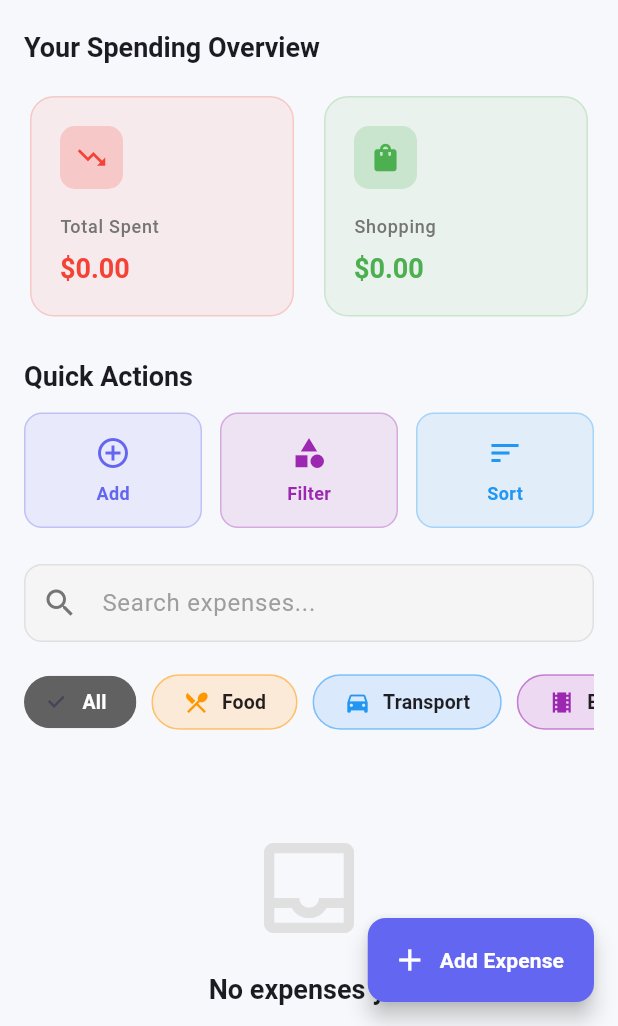
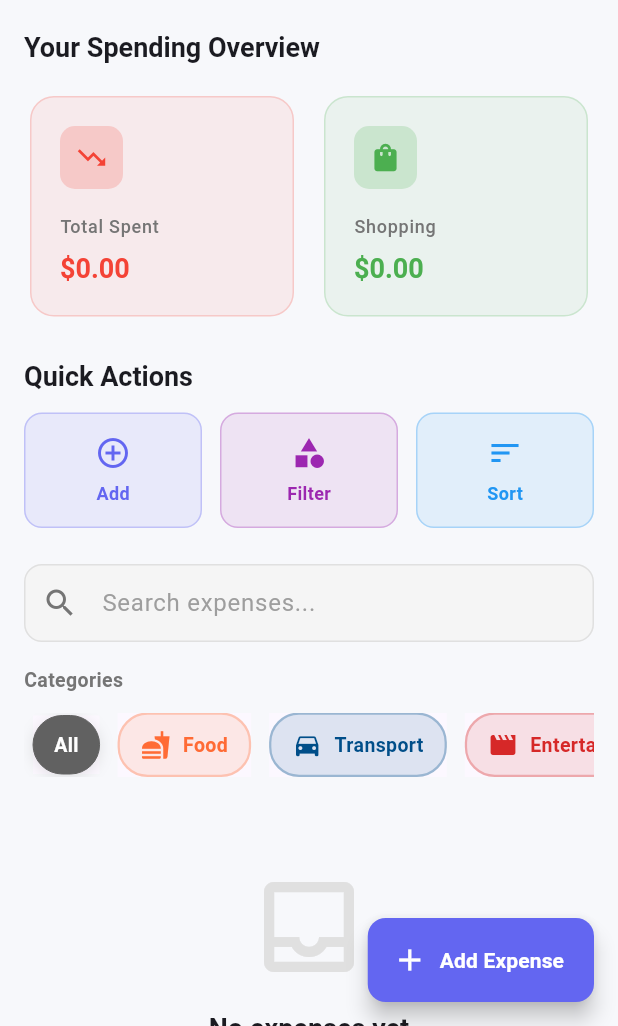
Before and after one commit to Nahidliton/flutter_final_project, a Flutter app: the screen it shows after launch, on a phone screen of 412 x 824 dp, the part 210-1236 px from its top. Run offline on Flutter 3.47's test engine with Material 3 defaults, Android fonts, the light colour scheme and no system bars; our stand-ins replace cloud_firestore, firebase_core; accounts and stored records are empty.

Commit message:
style(ui): enhance category icons and styling for Food, Transport, Entertainment, Shopping, Bills, Other with cool organized UI

```diff
--- a/final_project_mobile_app/lib/screens/home_screen.dart
+++ b/final_project_mobile_app/lib/screens/home_screen.dart
@@ -507,7 +507,19 @@ class _HomeScreenState extends State<HomeScreen> {
   }
 
   Widget _buildCategoryFilter(BuildContext context, ExpenseProvider provider) {
-    return SingleChildScrollView(
+    return Column(
+      crossAxisAlignment: CrossAxisAlignment.start,
+      children: [
+        Text(
+          'Categories',
+          style: Theme.of(context).textTheme.bodyMedium?.copyWith(
+            color: Colors.grey.shade600,
+            fontWeight: FontWeight.w700,
+            fontSize: 13,
+          ),
+        ),
+        const SizedBox(height: 12),
+        SingleChildScrollView(
           scrollDirection: Axis.horizontal,
           child: Row(
             children: [
@@ -527,6 +539,8 @@ class _HomeScreenState extends State<HomeScreen> {
               }).toList(),
             ],
           ),
+        ),
+      ],
     );
   }
 
--- a/final_project_mobile_app/lib/utils/constants.dart
+++ b/final_project_mobile_app/lib/utils/constants.dart
@@ -19,21 +19,21 @@ const List<String> kSortOptions = [
 ];
 
 Map<String, Color> kCategoryColors = {
-  'Food': const Color(0xFFFF9800),
-  'Transport': const Color(0xFF2196F3),
-  'Entertainment': const Color(0xFF9C27B0),
-  'Shopping': const Color(0xFF4CAF50),
-  'Bills': const Color(0xFFF44336),
-  'Other': const Color(0xFF757575),
+  'Food': const Color(0xFFFF6B35),      // Vibrant Orange
+  'Transport': const Color(0xFF004E89), // Deep Blue
+  'Entertainment': const Color(0xFFD62828), // Bold Red
+  'Shopping': const Color(0xFF06A77D),  // Teal Green
+  'Bills': const Color(0xFFF77F00),     // Dark Orange
+  'Other': const Color(0xFF6C757D),     // Neutral Gray
 };
 
 Map<String, IconData> kCategoryIcons = {
-  'Food': Icons.restaurant_menu,
-  'Transport': Icons.directions_car,
-  'Entertainment': Icons.theaters,
-  'Shopping': Icons.shopping_cart,
-  'Bills': Icons.receipt_long,
-  'Other': Icons.local_offer,
+  'Food': Icons.fastfood,           // Fast food icon
+  'Transport': Icons.directions_car, // Car icon
+  'Entertainment': Icons.movie,     // Movie icon
+  'Shopping': Icons.shopping_bag,   // Shopping bag icon
+  'Bills': Icons.receipt,           // Receipt icon
+  'Other': Icons.category,          // Category icon
 };
 
 const List<Color> kGradientColors = [
--- a/final_project_mobile_app/lib/widgets/category_filter_chip.dart
+++ b/final_project_mobile_app/lib/widgets/category_filter_chip.dart
@@ -21,44 +21,57 @@ class CategoryFilterChip extends StatelessWidget {
   @override
   Widget build(BuildContext context) {
     return Padding(
-      padding: const EdgeInsets.only(right: 10),
-      child: FilterChip(
-        onSelected: (_) => onTap(),
-        selected: isSelected,
-        label: Row(
+      padding: const EdgeInsets.symmetric(horizontal: 6),
+      child: Material(
+        child: InkWell(
+          onTap: onTap,
+          borderRadius: BorderRadius.circular(20),
+          child: Container(
+            padding: const EdgeInsets.symmetric(horizontal: 14, vertical: 10),
+            decoration: BoxDecoration(
+              color: isSelected
+                  ? (color ?? Colors.grey.shade700)
+                  : (color?.withOpacity(0.12) ?? Colors.grey.shade100),
+              borderRadius: BorderRadius.circular(20),
+              border: Border.all(
+                color: isSelected
+                    ? (color ?? Colors.grey.shade700)
+                    : (color?.withOpacity(0.3) ?? Colors.grey.shade300),
+                width: isSelected ? 0 : 1.5,
+              ),
+              boxShadow: isSelected
+                  ? [
+                      BoxShadow(
+                        color: (color ?? Colors.grey).withOpacity(0.3),
+                        blurRadius: 8,
+                        offset: const Offset(0, 2),
+                      )
+                    ]
+                  : [],
+            ),
+            child: Row(
               mainAxisSize: MainAxisSize.min,
               children: [
                 if (icon != null) ...[
                   Icon(
                     icon,
-                size: 18,
-                color: isSelected ? Colors.white : (color ?? Colors.grey),
+                    size: 20,
+                    color: isSelected ? Colors.white : (color ?? Colors.grey.shade700),
                   ),
                   const SizedBox(width: 8),
                 ],
                 Text(
                   label,
-              style: const TextStyle(fontWeight: FontWeight.w600),
+                  style: TextStyle(
+                    color: isSelected ? Colors.white : (color ?? Colors.grey.shade700),
+                    fontWeight: FontWeight.w600,
+                    fontSize: 13,
+                  ),
                 ),
               ],
             ),
-        backgroundColor: color?.withOpacity(0.15) ?? Colors.grey.shade100,
-        selectedColor: color ?? Colors.grey.shade700,
-        labelStyle: TextStyle(
-          color: isSelected ? Colors.white : Colors.black87,
-          fontWeight: FontWeight.w600,
-          fontSize: 13,
           ),
-        side: isSelected
-            ? BorderSide.none
-            : BorderSide(
-                color: (color?.withOpacity(0.3) ?? Colors.grey.shade300),
-                width: 1,
         ),
-        shape: RoundedRectangleBorder(
-          borderRadius: BorderRadius.circular(24),
-        ),
-        padding: const EdgeInsets.symmetric(horizontal: 12, vertical: 8),
       ),
     );
   }
--- a/final_project_mobile_app/lib/widgets/expense_card.dart
+++ b/final_project_mobile_app/lib/widgets/expense_card.dart
@@ -52,12 +52,23 @@ class ExpenseCard extends StatelessWidget {
             child: Row(
               children: [
                 Container(
-                  padding: const EdgeInsets.all(14),
+                  padding: const EdgeInsets.all(12),
                   decoration: BoxDecoration(
-                    color: categoryColor.withOpacity(0.15),
+                    gradient: LinearGradient(
+                      colors: [
+                        categoryColor.withOpacity(0.25),
+                        categoryColor.withOpacity(0.1),
+                      ],
+                      begin: Alignment.topLeft,
+                      end: Alignment.bottomRight,
+                    ),
                     borderRadius: BorderRadius.circular(12),
+                    border: Border.all(
+                      color: categoryColor.withOpacity(0.3),
+                      width: 1,
+                    ),
                   ),
-                  child: Icon(categoryIcon, color: categoryColor, size: 28),
+                  child: Icon(categoryIcon, color: categoryColor, size: 32),
                 ),
                 const SizedBox(width: 14),
                 Expanded(
```
Lines whose indentation alone changed are shown as unchanged.
